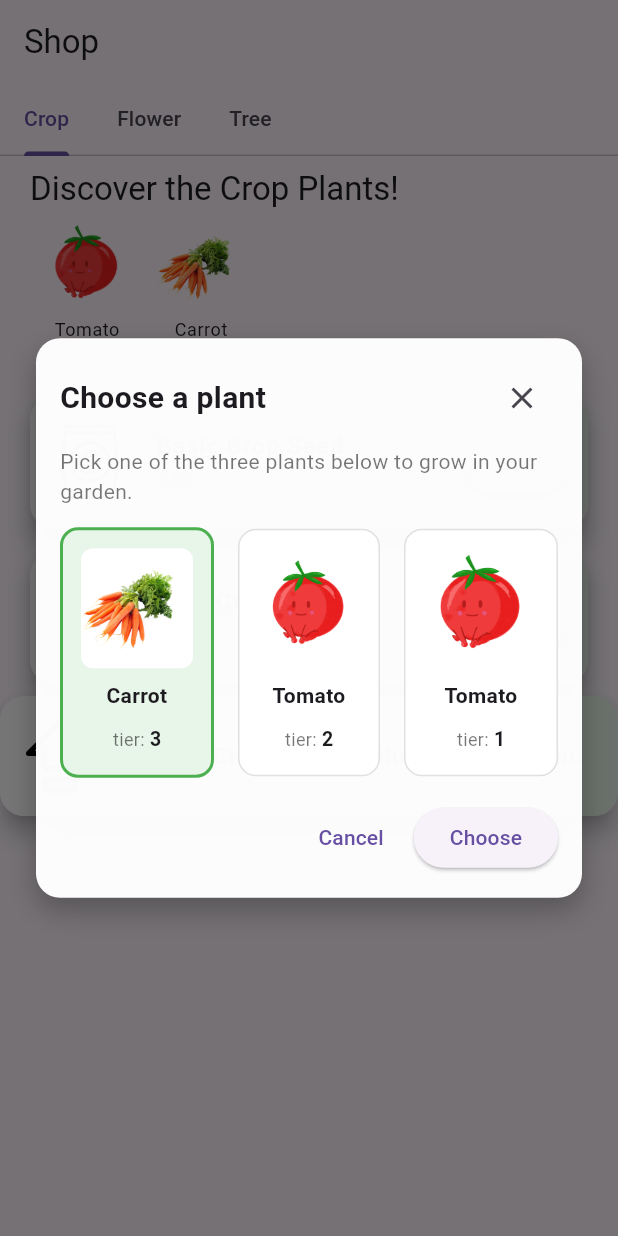
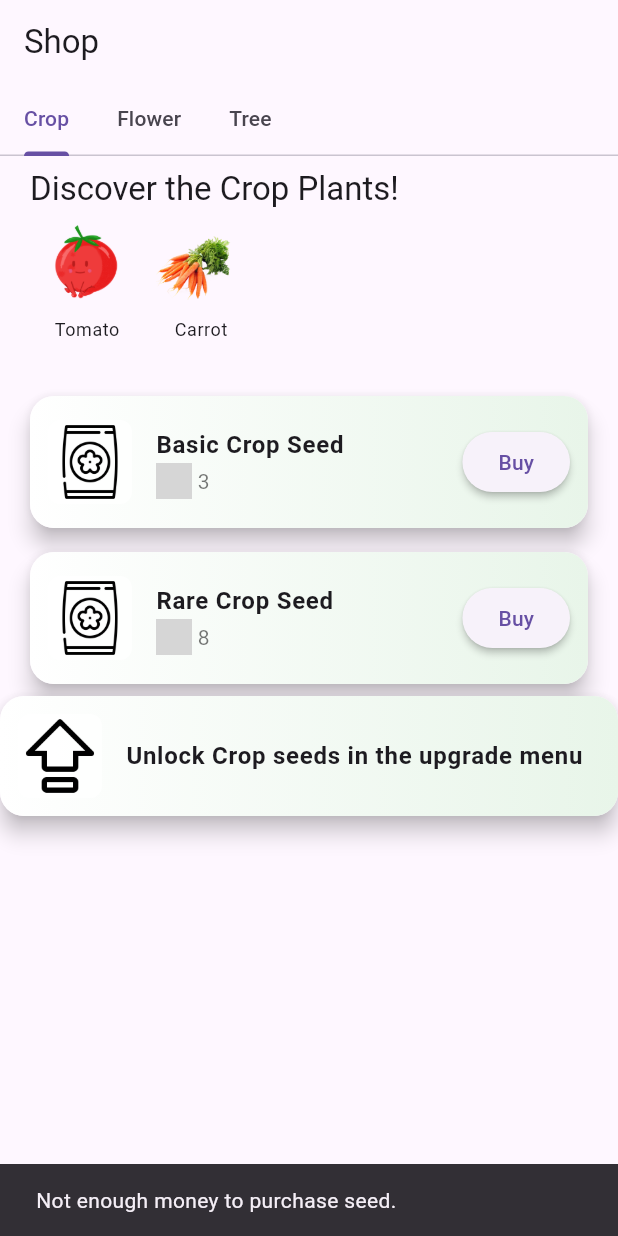
Before and after one commit to phoenixrgarcia/plant_game, a Flutter app: the ShopScreen screen opened directly, after a tap on "Buy", on a phone screen of 412 x 824 dp. Run offline on Flutter 3.47's test engine with Material 3 defaults, Android fonts, the phone set to English and light mode, and no system bars; our stand-ins replace flutter_riverpod, hive, hive_flutter; missing offline and left inert: dart:ffi, flame, pair; accounts and stored records are empty; grey boxes are pictures that could not be loaded.

Commit message:
wired investors to the seed shop.

```diff
--- a/lib/components/investors_display.dart
+++ b/lib/components/investors_display.dart
@@ -18,7 +18,7 @@ class InvestorsDisplay extends ConsumerWidget {
   Widget build(BuildContext context, WidgetRef ref) {
     final investors = ref.watch(
       gameStateManagerProvider
-          .select((manager) => manager.state.investorState.investorsAttracted),
+          .select((manager) => manager.state.investorState.currentInvestors),
     );
     final nextInvestorThreshold = ref.watch(
       gameStateManagerProvider.select(
--- a/lib/components/plants/plant_instance.dart
+++ b/lib/components/plants/plant_instance.dart
@@ -33,6 +33,7 @@ class PlantInstance extends HiveObject {
   double tickRateFlat;
 
   //This field is MULTIPLIED to the tick rate of the plant, and can be positive or negative (e.g. 0.2 would make the tick rate 20% faster, -0.2 would make it 20% slower)
+  //I think this comment is wrong
   @HiveField(8)
   double tickRateMult;
 
@@ -58,7 +59,6 @@ class PlantInstance extends HiveObject {
 
   Plant get plantData => PlantData.getById(plantDataName)!;
 
-
   void incrementAge() {
     currentAge += 1;
   }
--- a/lib/components/sprites/purchasable_pot_sprite.dart
+++ b/lib/components/sprites/purchasable_pot_sprite.dart
@@ -109,7 +109,7 @@ class PriceBadgeComponent extends PositionComponent with HasGameRef<PlantGame> {
     if (_cost == value) return;
     _cost = value;
     _costText.text = _label;
-    _relayout();
+    _reLayout();
   }
 
   String get _label => _cost.toStringAsFixed(0);
@@ -125,10 +125,10 @@ class PriceBadgeComponent extends PositionComponent with HasGameRef<PlantGame> {
     );
 
     add(_costText);
-    _relayout();
+    _reLayout();
   }
 
-  void _relayout() {
+  void _reLayout() {
     //TODO find a better way to resize the badge based on the number of chars in the number. Replace the 18 in the formula below.
     size =
         Vector2(_horizontalPadding * 2 + _iconSize + _gap + 18, _badgeHeight);
--- a/lib/components/state/investor_state.dart
+++ b/lib/components/state/investor_state.dart
@@ -10,6 +10,9 @@ class InvestorState extends HiveObject {
   @HiveField(0)
   int investorsAttracted;
 
+  @HiveField(1)
+  int currentInvestors = 0;
+
   final functions = {
     'investorThreshold': (int currentInvestors) =>
         50 * math.pow(2, currentInvestors),
@@ -19,9 +22,14 @@ class InvestorState extends HiveObject {
 
   void attractInvestor() {
     investorsAttracted++;
+    currentInvestors++;
   }
 
   num nextInvestorThreshold() {
     return functions['investorThreshold']!(investorsAttracted);
   }
+
+  void resetInvestors() {
+    investorsAttracted = 0;
+  }
 }
--- a/lib/components/state/shop_state.dart
+++ b/lib/components/state/shop_state.dart
@@ -17,11 +17,14 @@ class ShopState extends HiveObject {
     Map<String, bool>? unlockedPlantTypes,
     Map<String, int>? seedTierUpgradeLevel,
     Map<String, List<int>>? seedCostMap,
-  })  : unlockedPlantTypes = unlockedPlantTypes ?? {'Crop': true, 'Tree': true, 'Flower': false},
-        seedTierUpgradeLevel = seedTierUpgradeLevel ?? {'Crop': 2, 'Tree': 2, 'Flower': 2},
-        seedCostMap = seedCostMap ?? {
-          'Crop': [10, 50, 300],
-          'Tree': [40, 200, 1250],
-          'Flower': [20, 100, 600]
-        };
+  })  : unlockedPlantTypes =
+            unlockedPlantTypes ?? {'Crop': true, 'Tree': true, 'Flower': false},
+        seedTierUpgradeLevel =
+            seedTierUpgradeLevel ?? {'Crop': 2, 'Tree': 2, 'Flower': 2},
+        seedCostMap = seedCostMap ??
+            {
+              'Crop': [3, 8, 18],
+              'Tree': [3, 8, 18],
+              'Flower': [3, 8, 18]
+            };
 }
--- a/lib/game_state_manager.dart
+++ b/lib/game_state_manager.dart
@@ -239,8 +239,8 @@ class GameStateManager extends ChangeNotifier {
   }
 
   bool attemptPurchase(int cost) {
-    if (_gameState.money >= cost) {
-      _gameState.money -= cost;
+    if (_gameState.investorState.currentInvestors >= cost) {
+      _gameState.investorState.currentInvestors -= cost;
       save();
       notifyListeners();
       return true;
--- a/lib/screens/shop_screen.dart
+++ b/lib/screens/shop_screen.dart
@@ -13,11 +13,12 @@ import 'seed_pick_overlay.dart';
 // This screen is a flutter widget instead of a flame component.
 // It displays a shop with different categories of items.
 
+//TODO need to display wings on this screen so that people can see how much they have before buying.
+
 class ShopScreen extends StatelessWidget {
   const ShopScreen({super.key});
 
-  static final Set<String> plantTypes = PlantData
-      .plantTypes;
+  static final Set<String> plantTypes = PlantData.plantTypes;
 
   @override
   Widget build(BuildContext context) {
@@ -176,7 +177,8 @@ class _ShopTabState extends ConsumerState<ShopTab>
                     );
                     return;
                   }
-                  final nextSeeds = getThreePlants(manager, plantType: widget.category, tierBonus: item['tierBonus']);
+                  final nextSeeds = getThreePlants(manager,
+                      plantType: widget.category, tierBonus: item['tierBonus']);
                   final generated = nextSeeds.take(3).map((p) {
                     return {
                       'name': p.plantDataName,
@@ -185,7 +187,8 @@ class _ShopTabState extends ConsumerState<ShopTab>
                     };
                   }).toList();
                   // Handle buy action
-                  showSeedPickOverlay(context, options: generated, onSelected: (chosen) {});
+                  showSeedPickOverlay(context,
+                      options: generated, onSelected: (chosen) {});
                 },
               ),
             ),
@@ -234,8 +237,16 @@ class _ShopItemCard extends StatelessWidget {
           ),
           title:
               Text(name, style: const TextStyle(fontWeight: FontWeight.bold)),
-          subtitle:
-              Text('\$${price}', style: const TextStyle(color: Colors.black54)),
+          subtitle: Row(
+            children: [
+              Image.asset(
+                'assets/images/wings.png',
+                width: 24,
+                height: 24,
+              ),
+              Text(' ${price}', style: const TextStyle(color: Colors.black54)),
+            ],
+          ),
           trailing: ElevatedButton(
             style: ElevatedButton.styleFrom(
                 shape: const StadiumBorder(), elevation: 2),
@@ -248,14 +259,14 @@ class _ShopItemCard extends StatelessWidget {
   }
 }
 
-class ClassUpgradeCard extends StatelessWidget{
+class ClassUpgradeCard extends StatelessWidget {
   final String category;
   final String image = "assets/images/upgrade_icon.png";
 
   ClassUpgradeCard({super.key, required this.category});
 
   @override
-  Widget build(BuildContext context){
+  Widget build(BuildContext context) {
     return Material(
       elevation: 6,
       borderRadius: BorderRadius.circular(16),
@@ -278,10 +289,10 @@ class ClassUpgradeCard extends StatelessWidget{
               color: Colors.white.withOpacity(0.8),
             ),
           ),
-          title:
-              Text("Unlock ${category} seeds in the upgrade menu", style: const TextStyle(fontWeight: FontWeight.bold)),
-          ),
+          title: Text("Unlock ${category} seeds in the upgrade menu",
+              style: const TextStyle(fontWeight: FontWeight.bold)),
         ),
+      ),
     );
   }
 }
@@ -320,16 +331,20 @@ List<Map<String, dynamic>> getItemsForCategory(String category) {
   return items;
 }
 
-List<PlantInstance> getThreePlants(GameStateManager gameStateManager, {String? plantType, int?tierBonus}) {
+List<PlantInstance> getThreePlants(GameStateManager gameStateManager,
+    {String? plantType, int? tierBonus}) {
   int seed = gameStateManager.state.nextShopRandomSeed;
   PlantInstance p1 = PlantInstance(
-      plantDataName: PlantData.getWeightedRandom(seed, plantType: plantType), tier: randomTier(seed) + (tierBonus ?? 0));
+      plantDataName: PlantData.getWeightedRandom(seed, plantType: plantType),
+      tier: randomTier(seed) + (tierBonus ?? 0));
   seed++;
   PlantInstance p2 = PlantInstance(
-      plantDataName: PlantData.getWeightedRandom(seed, plantType: plantType), tier: randomTier(seed) + (tierBonus ?? 0));
+      plantDataName: PlantData.getWeightedRandom(seed, plantType: plantType),
+      tier: randomTier(seed) + (tierBonus ?? 0));
   seed++;
   PlantInstance p3 = PlantInstance(
-      plantDataName: PlantData.getWeightedRandom(seed, plantType: plantType), tier: randomTier(seed) + (tierBonus ?? 0));
+      plantDataName: PlantData.getWeightedRandom(seed, plantType: plantType),
+      tier: randomTier(seed) + (tierBonus ?? 0));
   return [p1, p2, p3];
 }
 
```
